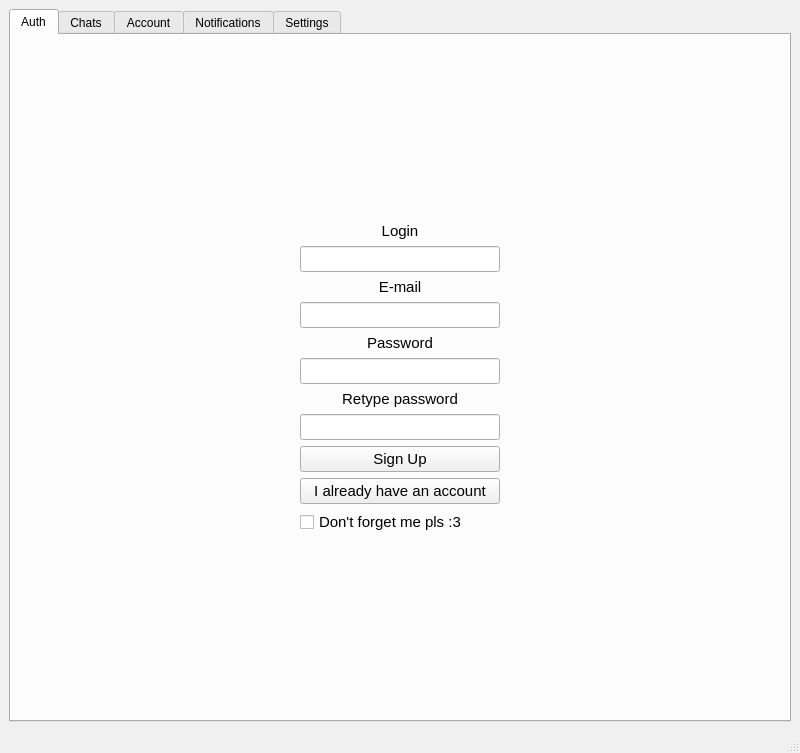
The window that AlphaDesign/mainwindow.ui (Vladg24YT/Egg-Chat) describes before a commit, drawn with Qt 5.
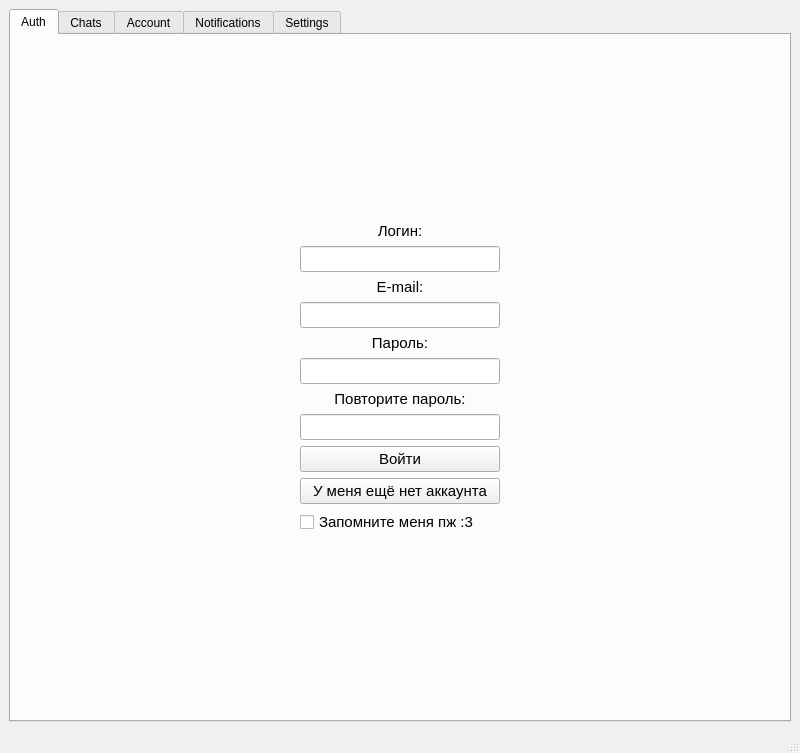
The same window after the commit. The open tabs and pages were chosen to show the change.

Commit message: Кнопки и строки ввода текста недоступны в период проверки данных сервером

```diff
--- a/AlphaDesign/mainwindow.ui
+++ b/AlphaDesign/mainwindow.ui
@@ -499,7 +499,7 @@
              </font>
             </property>
             <property name="text">
-             <string>Login</string>
+             <string>Логин:</string>
             </property>
             <property name="alignment">
              <set>Qt::AlignCenter</set>
@@ -532,7 +532,7 @@
              </font>
             </property>
             <property name="text">
-             <string>E-mail</string>
+             <string>E-mail:</string>
             </property>
             <property name="alignment">
              <set>Qt::AlignCenter</set>
@@ -565,7 +565,7 @@
              </font>
             </property>
             <property name="text">
-             <string>Password</string>
+             <string>Пароль:</string>
             </property>
             <property name="alignment">
              <set>Qt::AlignCenter</set>
@@ -604,7 +604,7 @@
              </font>
             </property>
             <property name="text">
-             <string>Retype password</string>
+             <string>Повторите пароль:</string>
             </property>
             <property name="alignment">
              <set>Qt::AlignCenter</set>
@@ -649,7 +649,7 @@
              </font>
             </property>
             <property name="text">
-             <string>Sign Up</string>
+             <string>Войти</string>
             </property>
            </widget>
           </item>
@@ -667,7 +667,7 @@
              </font>
             </property>
             <property name="text">
-             <string>I already have an account</string>
+             <string>У меня ещё нет аккаунта</string>
             </property>
            </widget>
           </item>
@@ -679,7 +679,7 @@
              </font>
             </property>
             <property name="text">
-             <string>Don't forget me pls :3</string>
+             <string>Запомните меня пж :3</string>
             </property>
            </widget>
           </item>
```
Left out of the diff: 4 changed lines with no effect on the pictures. The commit also changes 2 other files.
